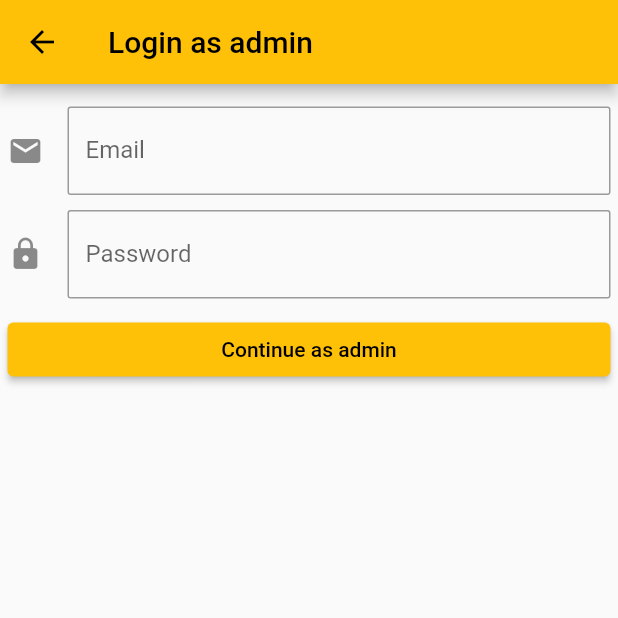
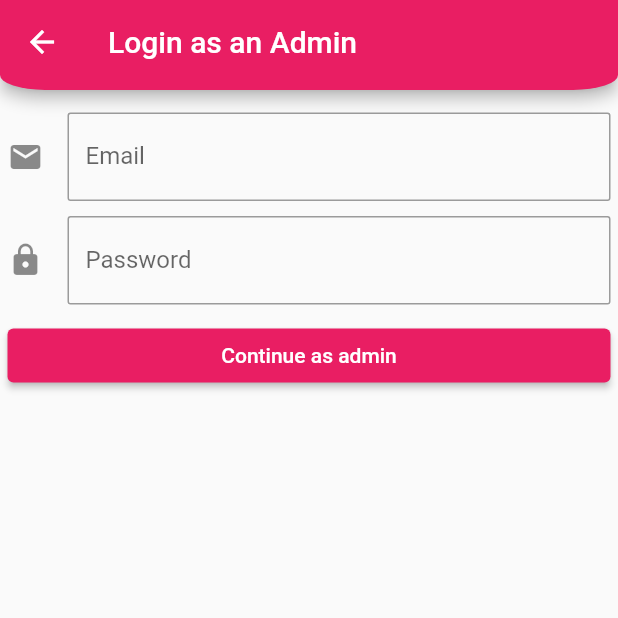
Before and after one commit to Kunalpal215/RIC-Covid-Hackathon, a Flutter app: the screen it shows after launch, after a tap on "I AM A ADMIN", on a phone screen of 412 x 824 dp, the top half of it. Run offline on Flutter 3.47's test engine with Material 2 defaults, Android fonts, the phone set to English and light mode, and no system bars; our stand-ins replace cloud_firestore, cool_alert, firebase_auth, firebase_core, firebase_storage, geolocator and 5 more; accounts and stored records are empty.

Commit message:
UI added

```diff
--- a/lib/main.dart
+++ b/lib/main.dart
@@ -53,6 +53,7 @@ class _MyAppState extends State<MyApp> {
   @override
   Widget build(BuildContext context) {
     return MaterialApp(
+      debugShowCheckedModeBanner: false,
       title: 'Covid Management',
       home: (kCurrUser == null && kCurrAdmin == null)
           ? const WelcomeScreen()
@@ -60,7 +61,7 @@ class _MyAppState extends State<MyApp> {
               ? const HomeScreen()
               : const AdminHome(),
       theme: ThemeData(
-        primarySwatch: Colors.amber,
+        primarySwatch: Colors.pink,
       ),
       routes: {
         WelcomeScreen.id: (context) => const WelcomeScreen(),
--- a/lib/screens/auth/adminlogin.dart
+++ b/lib/screens/auth/adminlogin.dart
@@ -15,7 +15,15 @@ class _AdminLoginScreenState extends State<AdminLoginScreen> {
   @override
   Widget build(BuildContext context) {
     return Scaffold(
-      appBar: AppBar(title: Text('Login as admin'),),
+      appBar: PreferredSize(
+        preferredSize: Size.fromHeight(60),
+        child: AppBar(
+          title: Text('Login as an Admin'),
+          shape: RoundedRectangleBorder(
+              borderRadius: BorderRadius.only(bottomLeft: Radius.elliptical(30, 10),bottomRight: Radius.elliptical(30, 10))
+          ),
+        ),
+      ),
       body: Forms(),
     );
   }
--- a/lib/screens/home/user/pages/booking/slotbooking.dart
+++ b/lib/screens/home/user/pages/booking/slotbooking.dart
@@ -120,7 +120,7 @@ class _SlotBookingState extends State<SlotBooking> {
                     return GestureDetector(
                       onTap: ()=>Navigator.pushNamed(context,MySlots.id),
                         child: Container(
-                      color: Color(0xFFF8BE4B),
+                      color: Color(0xFFFFC367),
                       width: screenWidth * 0.1,
                       height: screenWidth * 0.15,
                       margin: EdgeInsets.all(10.0),
--- a/lib/screens/welcome_screen.dart
+++ b/lib/screens/welcome_screen.dart
@@ -22,7 +22,7 @@ class _WelcomeScreenState extends State<WelcomeScreen> {
     return Scaffold(
       body: SizedBox.expand(
         child: Container(
-          color: Color(0xFFFDE1AB),
+          color: Colors.pink,
           width: MediaQuery.of(context).size.width,
           height: MediaQuery.of(context).size.height,
           child: Column(
@@ -37,12 +37,12 @@ class _WelcomeScreenState extends State<WelcomeScreen> {
                 child: Padding(
                   padding:
                   EdgeInsets.symmetric(horizontal: 10),
-                  child: Text("COVID MANAGEMENT APP",
+                  child: Text("Covid Management\nApp",
                       textAlign: TextAlign.center,
                       style: TextStyle(
                           fontSize: 40,
                           fontWeight: FontWeight.bold,
-                          color: Colors.deepOrange)),
+                          color: Colors.white)),
                 ),
               ),
               const Spacer(),
```
Also changed, not shown: lib/screens/auth/login_screen.dart (+8 -2 lines), lib/screens/home/user/home_screen.dart (+8 -2 lines), lib/screens/home/user/pages/Covid_Cases/cases_table.dart (+41 -10 lines), lib/screens/home/user/pages/booking/myslots.dart (+9 -1 lines), lib/screens/home/user/pages/landing/getCasesinfo.dart (+44 -9 lines), lib/screens/home/user/pages/landing/landing.dart (+8 -4 lines), pubspec.yaml (+4 -6 lines), fonts/VarelaRound-Regular.ttf (added).
